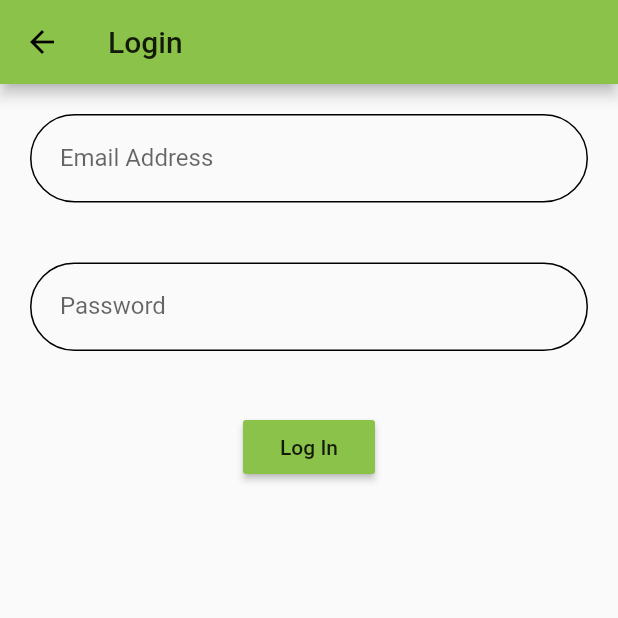
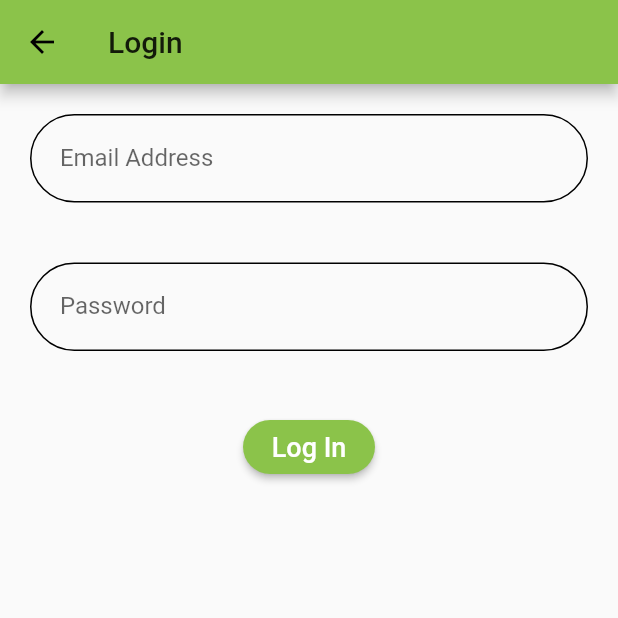
Before and after one commit to abkraynak/virescent, a Flutter app: the screen it shows after launch, after a tap on "Log In Using Email", on a phone screen of 412 x 824 dp, the top half of it. Run offline on Flutter 3.47's test engine with Material 2 defaults, Android fonts, the phone set to English and light mode, and no system bars; our stand-ins replace firebase_auth, firebase_core, firebase_database, flutter_signin_button, persistent_bottom_nav_bar, splashscreen; accounts and stored records are empty.

Commit message:
Updated button

```diff
--- a/lib/main.dart
+++ b/lib/main.dart
@@ -1,3 +1,4 @@
+import 'package:Virescent/constants/colors.dart';
 import 'package:firebase_core/firebase_core.dart';
 import 'package:firebase_database/firebase_database.dart';
 import 'package:firebase_auth/firebase_auth.dart';
@@ -12,6 +13,7 @@ import 'package:persistent_bottom_nav_bar/persistent-tab-view.dart';
 
 import 'constants/page_titles.dart';
 import 'constants/route_names.dart';
+import 'constants/colors.dart';
 import 'pages/signup.dart';
 import 'pages/home_page.dart';
 import 'pages/locations_page.dart';
@@ -26,7 +28,7 @@ void main() async {
   await Firebase.initializeApp();
   SystemChrome.setSystemUIOverlayStyle(SystemUiOverlayStyle(
     systemNavigationBarColor: Colors.lightGreen[300],
-    statusBarColor: kThemeColor,
+    statusBarColor: themeColor,
   ));
   runApp(MyApp());
 }
--- a/lib/pages/email_login.dart
+++ b/lib/pages/email_login.dart
@@ -81,7 +81,9 @@ class _EmailLogInPageState extends State<EmailLogInPage> {
                           logInToFb();
                         }
                       },
-                      child: Text('Log In'),
+                      child: Text('Log In',
+                          style: TextStyle(color: Colors.white, fontSize: 18)),
+                      shape: RoundedRectangleBorder(borderRadius: BorderRadius.circular(50)),
                     ),
                   )
                 ]))));
```
